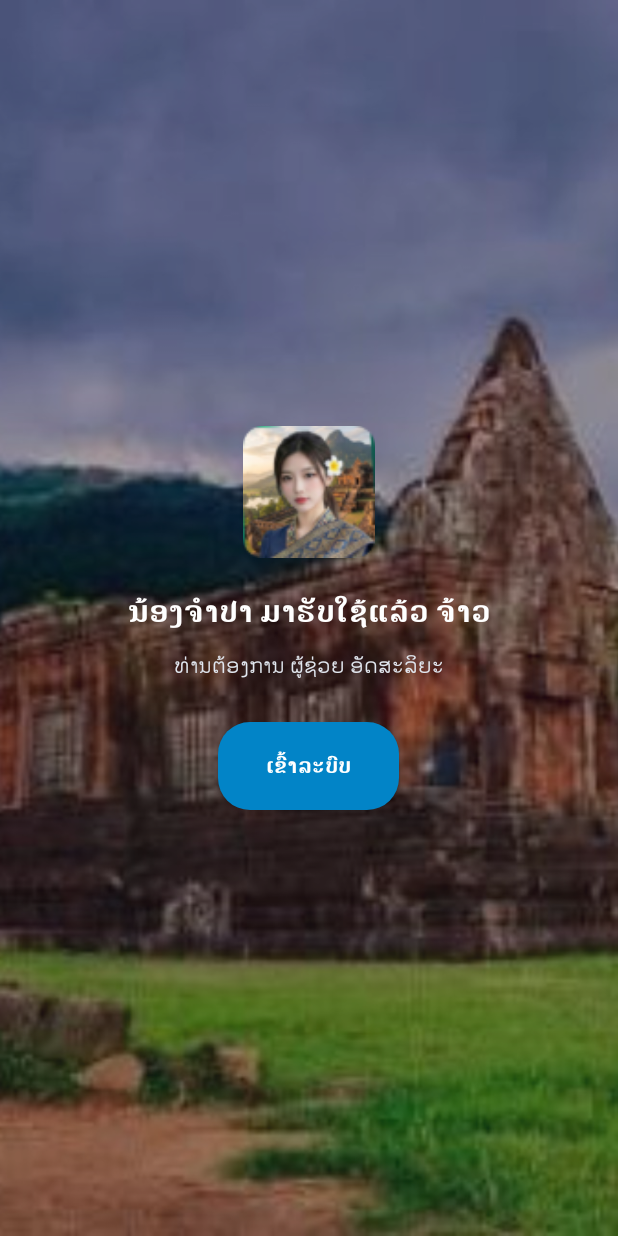
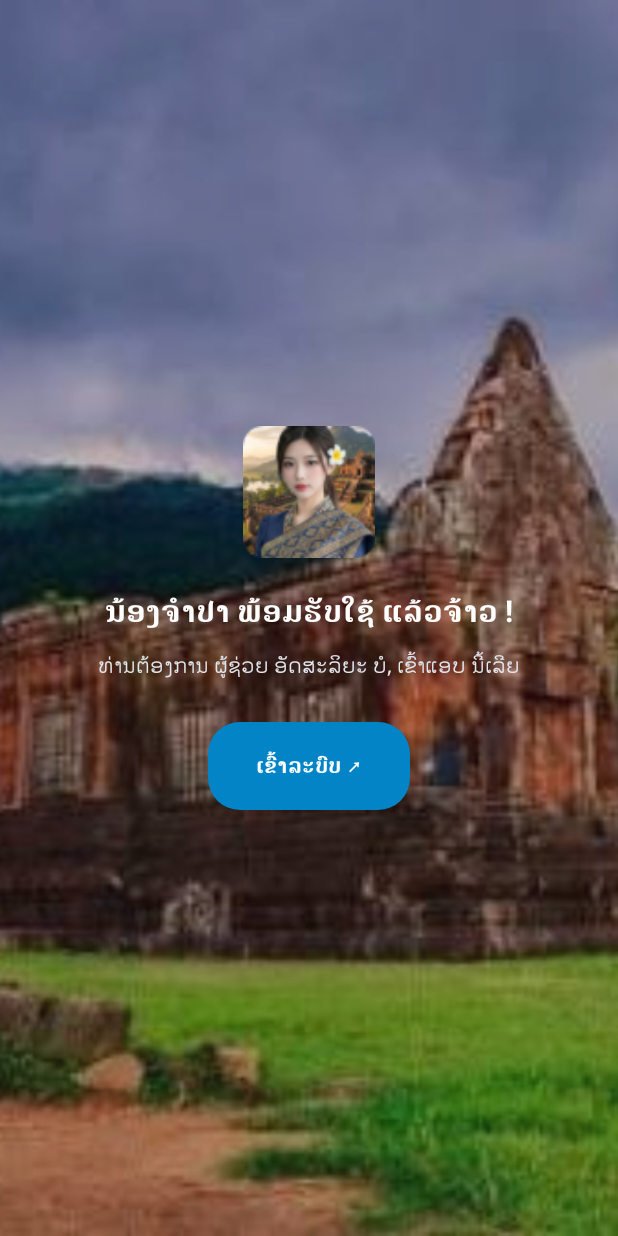
Before and after one commit to songminsouk84-lang/champa-apk, an Android app: the screen it shows after launch (MainActivity), on a phone screen of 412 x 824 dp. Run offline under Robolectric (Android 15) with nearby library versions, the phone set to English and light mode, and no system bars.

Commit message:
Web2APK Cloud Build: Champa v1.0.0

```diff
--- a/app/build.gradle
+++ b/app/build.gradle
@@ -4,14 +4,14 @@ plugins {
 }
 
 android {
-    namespace 'com.smartreport.app'
+    namespace 'com.champa.app'
     compileSdk 34
 
     defaultConfig {
-        applicationId "com.smartreport.app"
+        applicationId "com.champa.app"
         minSdk 24
         targetSdk 34
-        versionCode 1
+        versionCode 179533933
         versionName "1.0.0"
     }
 
--- a/app/src/main/java/com/smartreport/app/MainActivity.kt
+++ b/app/src/main/java/com/champa/app/MainActivity.kt
@@ -1,4 +1,4 @@
-package com.smartreport.app
+package com.champa.app
 
 import android.annotation.SuppressLint
 import android.app.DownloadManager
@@ -68,7 +68,7 @@ class MainActivity : AppCompatActivity() {
 
         // Custom Splash / Welcome Overlay with user's Background Image & Custom Texts
         splashOverlay = FrameLayout(this).apply {
-            setBackgroundColor(Color.parseColor("#10b981"))
+            setBackgroundColor(Color.parseColor("#709bf0"))
 
             val bgView = ImageView(this@MainActivity).apply {
                 setImageResource(R.drawable.app_bg)
@@ -82,7 +82,7 @@ class MainActivity : AppCompatActivity() {
 
             // Semi-transparent scrim so text stays readable
             val scrimView = View(this@MainActivity).apply {
-                setBackgroundColor(Color.argb(99, 15, 23, 42))
+                setBackgroundColor(Color.argb(71, 15, 23, 42))
                 layoutParams = FrameLayout.LayoutParams(
                     FrameLayout.LayoutParams.MATCH_PARENT,
                     FrameLayout.LayoutParams.MATCH_PARENT
@@ -109,16 +109,19 @@ class MainActivity : AppCompatActivity() {
             }
             contentBox.addView(iconView)
 
+            val titleText = "ນ້ອງຈໍາປາ ພ້ອມຮັບໃຊ້ ແລ້ວຈ້າວ !"
+            if (titleText.isNotEmpty()) {
                 val titleView = TextView(this@MainActivity).apply {
-                text = "ນ້ອງຈໍາປາ ມາຮັບໃຊ້ແລ້ວ ຈ້າວ"
+                    text = titleText
                     setTextColor(Color.WHITE)
                     textSize = 20f
                     setTypeface(null, Typeface.BOLD)
                     gravity = Gravity.CENTER
                 }
                 contentBox.addView(titleView)
+            }
 
-            val descText = "ທ່ານຕ້ອງການ ຜູ້ຊ່ວຍ ອັດສະລິຍະ"
+            val descText = "ທ່ານຕ້ອງການ ຜູ້ຊ່ວຍ ອັດສະລິຍະ ບໍ, ເຂົ້າແອບ ນີ້ເລີຍ"
             if (descText.isNotEmpty()) {
                 val descView = TextView(this@MainActivity).apply {
                     text = descText
@@ -132,7 +135,7 @@ class MainActivity : AppCompatActivity() {
 
             // Action Button configured by user (In-App WebView vs External Browser)
             val actionBtn = Button(this@MainActivity).apply {
-                text = "ເຂົ້າລະບົບ"
+                text = "ເຂົ້າລະບົບ ↗"
                 setTextColor(Color.WHITE)
                 textSize = 14f
                 isAllCaps = false
@@ -175,8 +178,8 @@ class MainActivity : AppCompatActivity() {
         webSettings.allowFileAccess = true
         webSettings.allowContentAccess = true
         webSettings.javaScriptCanOpenWindowsAutomatically = true
-        webSettings.setSupportZoom(true)
-        webSettings.builtInZoomControls = true
+        webSettings.setSupportZoom(false)
+        webSettings.builtInZoomControls = false
         webSettings.displayZoomControls = false
         webSettings.loadWithOverviewMode = true
         webSettings.useWideViewPort = true
@@ -221,7 +224,7 @@ class MainActivity : AppCompatActivity() {
                         <body style="font-family:sans-serif;display:flex;flex-direction:column;align-items:center;justify-content:center;height:100vh;margin:0;background:#0f172a;color:#fff;text-align:center;padding:24px;">
                             <h2 style="margin-bottom:8px;">ບໍ່ສາມາດເຊື່ອມຕໍ່ອິນເຕີເນັດໄດ້</h2>
                             <p style="color:#94a3b8;font-size:14px;">ກະລຸນາກວດສອບການເຊື່ອມຕໍ່ເນັດຂອງທ່ານ ແລ້ວລອງໃໝ່ອີກຄັ້ງ</p>
-                            <button onclick="window.location.href='$homeUrl'" style="margin-top:16px;padding:12px 24px;border:none;border-radius:12px;background:#10b981;color:#fff;font-size:15px;font-weight:bold;">ລອງໂຫຼດໃໝ່</button>
+                            <button onclick="window.location.href='$homeUrl'" style="margin-top:16px;padding:12px 24px;border:none;border-radius:12px;background:#709bf0;color:#fff;font-size:15px;font-weight:bold;">ລອງໂຫຼດໃໝ່</button>
                         </body>
                         </html>
                     """.trimIndent()
--- a/app/src/main/res/values/colors.xml
+++ b/app/src/main/res/values/colors.xml
@@ -1,6 +1,6 @@
 <?xml version="1.0" encoding="utf-8"?>
 <resources>
-    <color name="primary">#10b981</color>
-    <color name="primary_dark">#10b981</color>
+    <color name="primary">#709bf0</color>
+    <color name="primary_dark">#709bf0</color>
     <color name="white">#FFFFFF</color>
 </resources>
```
Also changed, not shown: app/src/main/res/mipmap-hdpi/ic_launcher.png, app/src/main/res/mipmap-mdpi/ic_launcher.png, app/src/main/res/mipmap-xhdpi/ic_launcher.png, app/src/main/res/mipmap-xxhdpi/ic_launcher.png, app/src/main/res/mipmap-xxxhdpi/ic_launcher.png, 3 other files. Lines whose indentation alone changed are shown as unchanged.
